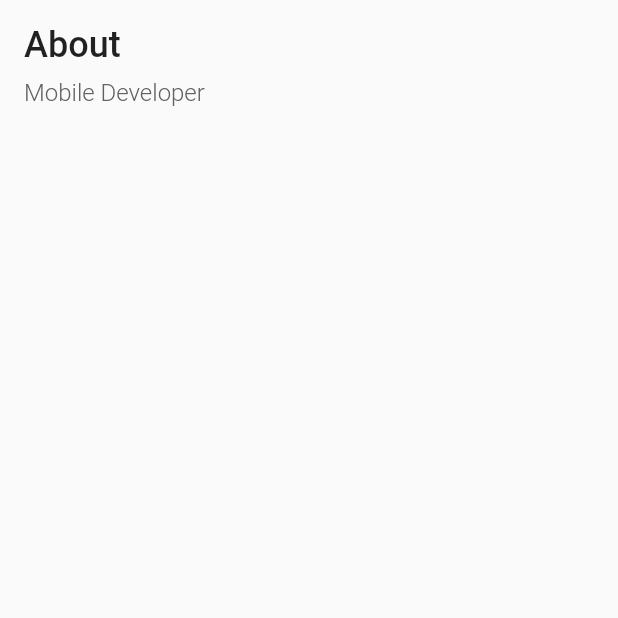
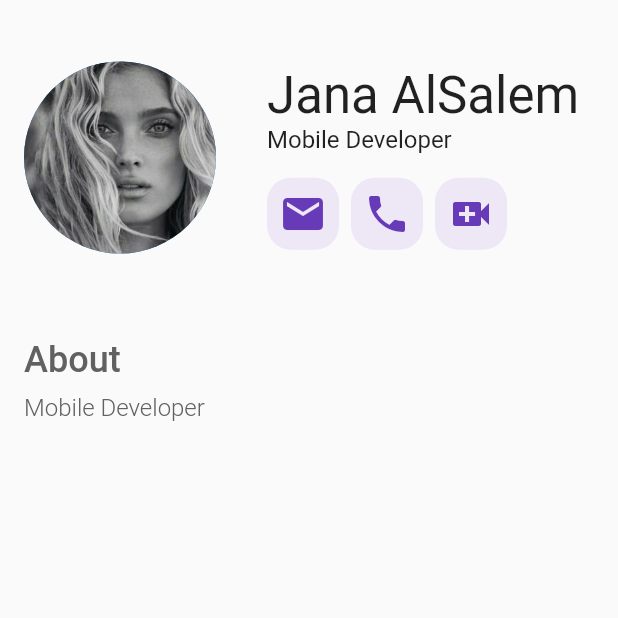
Before and after one commit to JanaYAlSalem/profile_page, a Flutter app: the screen it shows after launch, on a phone screen of 412 x 824 dp, the top half of it. Run offline on Flutter 3.47's test engine with Material 2 defaults, Android fonts, the phone set to English and light mode, and no system bars.

Commit message:
Add/headerPage

```diff
--- a/lib/main.dart
+++ b/lib/main.dart
@@ -13,7 +13,6 @@ class MyApp extends StatelessWidget {
     return MaterialApp(
       title: 'Flutter Demo',
       theme: ThemeData(
-
         primarySwatch: Colors.blue,
       ),
       home: HomeScreen(),
@@ -37,15 +36,80 @@ class HomeScreen extends StatelessWidget {
             // to start text from left
             crossAxisAlignment: CrossAxisAlignment.start,
             children: [
-              Row(),
-              Text("About", style: TextStyle(fontSize: 24, fontWeight: FontWeight.w500),),
+              Row(
+                children: [
+                  Container(
+                      height: 178,
+                      width: 128,
+                      child: CircleAvatar(
+                        backgroundImage:
+                            AssetImage("Asset/images/3cWDBHlB_400x400.jpg"),
+                        radius: 50,
+                      )
+                  ),
+                  SizedBox(
+                    width: 34,
+                  ),
+                  Column(
+                    // to start text from left
+                    crossAxisAlignment: CrossAxisAlignment.start,
+                    children: [
+                    Text("Jana AlSalem",style: TextStyle(fontSize: 34),),
+                    Text("Mobile Developer",style: TextStyle(fontSize: 16,fontWeight: FontWeight.w400),),
+                      SizedBox(height: 16,),
+                      Row(
+                  children: [
+                    // icon itemes
+                    CustomIconStyle(icon: Icons.mail,),
+                    SizedBox(width: 8,),
+                    CustomIconStyle(icon: Icons.phone,),
+                    SizedBox(width: 8,),
+                    CustomIconStyle(icon: Icons.video_call,),
+                  ],
+                  )
+                    ],)
+                ],
+              ),
+              SizedBox(height: 32,),
+              Text(
+                "About",
+                style: TextStyle(fontSize: 24, fontWeight: FontWeight.w500,color: Colors.grey[700]),
+              ),
               //SizedBox: to space between texts
-              SizedBox(height: 8,),
-            Text("Mobile Developer",style: TextStyle(fontSize: 16, fontWeight: FontWeight.w300, color: Colors.grey[700])),
-            Row()],
+              SizedBox(
+                height: 8,
+              ),
+              Text("Mobile Developer",
+                  style: TextStyle(
+                      fontSize: 16,
+                      fontWeight: FontWeight.w300,
+                      color: Colors.grey[700])),
+              Row()
+            ],
           ),
         ),
       ),
     );
   }
 }
+
+class CustomIconStyle extends StatelessWidget {
+  const CustomIconStyle({
+    Key? key,
+    required this.icon,
+  }) : super(key: key);
+
+  final IconData icon;
+  @override
+  Widget build(BuildContext context) {
+    return Container(
+      child: Icon(icon,color: Colors.deepPurple,size: 32,),
+    height: 48,
+    width: 48,
+    decoration: BoxDecoration(
+      color: Colors.deepPurple[50],
+      borderRadius: BorderRadius.circular(16)
+    )
+      ,);
+  }
+}
--- a/pubspec.yaml
+++ b/pubspec.yaml
@@ -58,9 +58,9 @@ flutter:
   uses-material-design: true
 
   # To add assets to your application, add an assets section, like this:
-  # assets:
-  #   - images/a_dot_burr.jpeg
-  #   - images/a_dot_ham.jpeg
+  assets:
+   - Asset/images/
+
 
   # An image asset can refer to one or more resolution-specific "variants", see
   # https://flutter.dev/assets-and-images/#resolution-aware
```
Also changed, not shown: Asset/images/3cWDBHlB_400x400.jpg (added), Asset/images/Capture.JPG (added).
